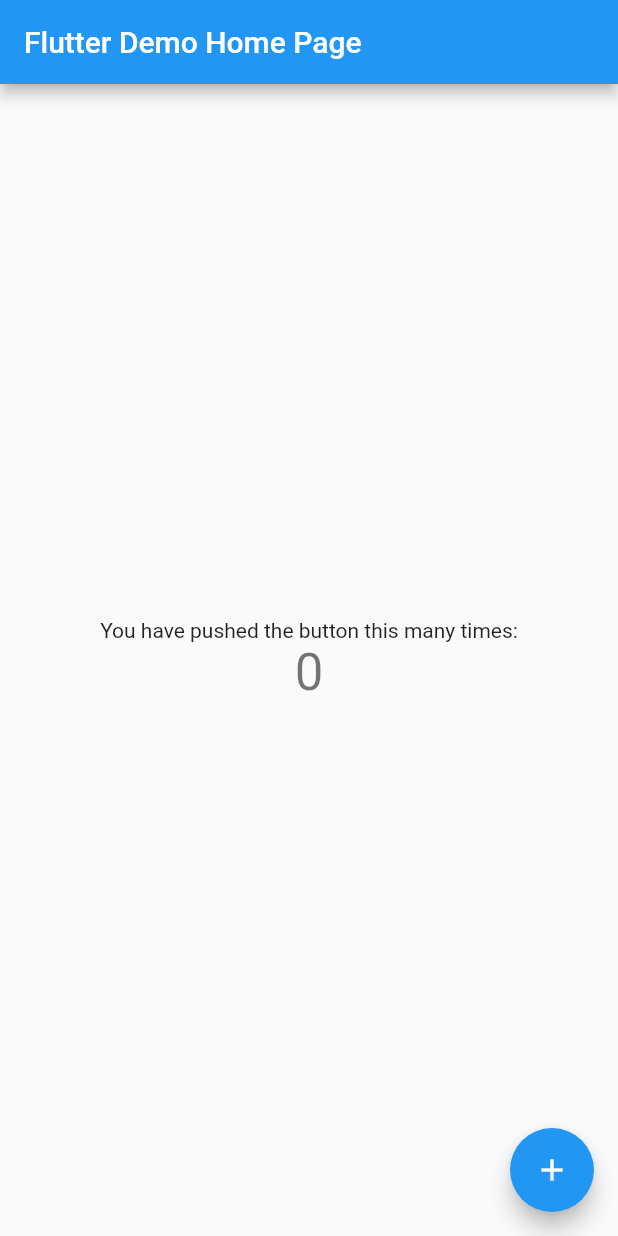
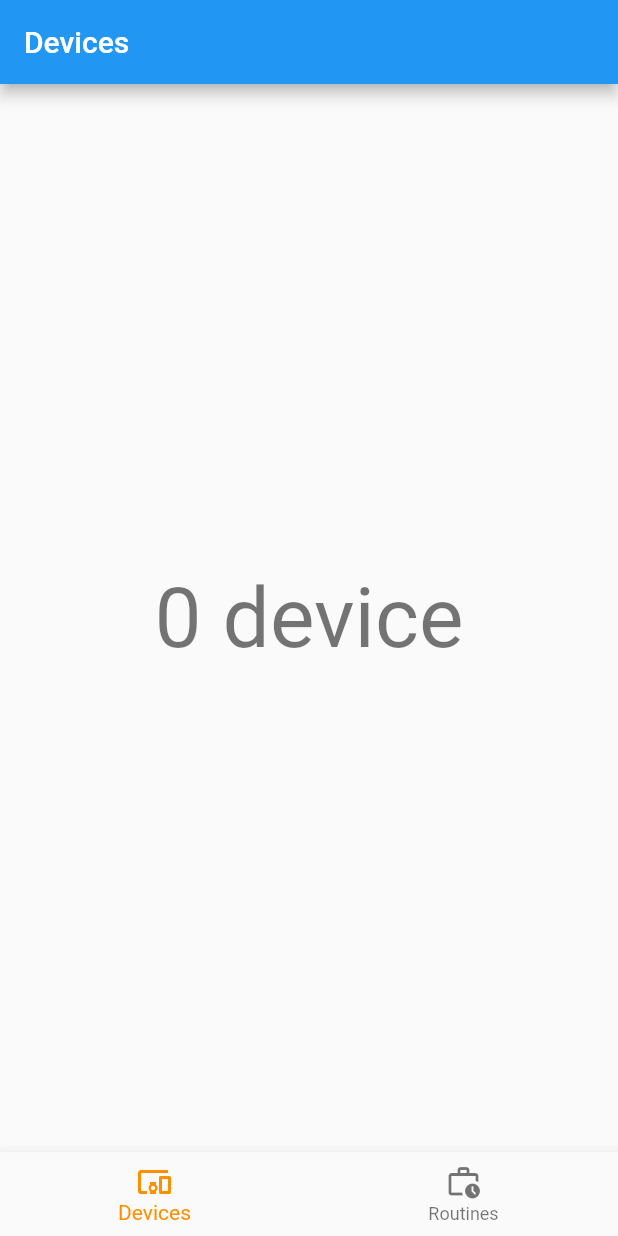
Before and after one commit to humamcp/smartix_husam, a Flutter app: the screen it shows after launch, on a phone screen of 412 x 824 dp. Run offline on Flutter 3.47's test engine with Material 2 defaults, Android fonts, the phone set to English and light mode, and no system bars; our stand-ins replace bloc, flutter_bloc.

Commit message:
organizing project code & create main files

```diff
--- /dev/null
+++ b/lib/features/device/cubit/device_cubit.dart
@@ -0,0 +1,15 @@
+import 'package:bloc/bloc.dart';
+
+/// {@template home_cubit}
+/// A [Cubit] which manages an [int] as its state.
+/// {@endtemplate}
+class DeviceCubit extends Cubit<int> {
+  /// {@macro home_cubit}
+  DeviceCubit() : super(0);
+
+  /// Add 1 to the current state.
+  void increment() => emit(state + 1);
+
+  /// Subtract 1 from the current state.
+  void decrement() => emit(state - 1);
+}
--- /dev/null
+++ b/lib/features/device/device.dart
@@ -0,0 +1,2 @@
+export 'cubit/home_cubit.dart';
+export 'view/home_page.dart';
--- /dev/null
+++ b/lib/features/device/view/device_page.dart
@@ -0,0 +1,21 @@
+import 'package:flutter/material.dart';
+import 'package:flutter_bloc/flutter_bloc.dart';
+import 'package:smartix_husam/features/device/cubit/device_cubit.dart';
+import 'package:smartix_husam/features/device/view/device_view.dart';
+
+/// {@template counter_page}
+/// A [StatelessWidget] which is responsible for providing a
+/// [DeviceCubit] instance to the [DeviceView].
+/// {@endtemplate}
+class DevicePage extends StatelessWidget {
+  /// {@macro counter_page}
+  const DevicePage({super.key});
+
+  @override
+  Widget build(BuildContext context) {
+    return BlocProvider(
+      create: (_) => DeviceCubit(),
+      child: const DeviceView(),
+    );
+  }
+}
--- /dev/null
+++ b/lib/features/device/view/device_view.dart
@@ -0,0 +1,24 @@
+import 'package:flutter/material.dart';
+import 'package:flutter_bloc/flutter_bloc.dart';
+import 'package:smartix_husam/features/device/cubit/device_cubit.dart';
+
+class DeviceView extends StatefulWidget {
+  const DeviceView({Key? key}) : super(key: key);
+
+  @override
+  State<DeviceView> createState() => _DeviceViewState();
+}
+
+class _DeviceViewState extends State<DeviceView> {
+  @override
+  Widget build(BuildContext context) {
+    final textTheme = Theme.of(context).textTheme;
+    return Center(
+      child: BlocBuilder<DeviceCubit, int>(
+        builder: (context, state) {
+          return Text('$state device', style: textTheme.headline2);
+        },
+      ),
+    );
+  }
+}
--- /dev/null
+++ b/lib/features/home/home.dart
@@ -0,0 +1 @@
+export 'view/home_page.dart';
--- /dev/null
+++ b/lib/features/home/view/home_page.dart
@@ -0,0 +1,64 @@
+import 'package:flutter/material.dart';
+import 'package:flutter/src/foundation/key.dart';
+import 'package:flutter/src/widgets/framework.dart';
+import 'package:smartix_husam/features/device/view/device_page.dart';
+import 'package:smartix_husam/features/routine/view/routine_page.dart';
+
+class HomePage extends StatefulWidget {
+  const HomePage({Key? key}) : super(key: key);
+
+  @override
+  State<HomePage> createState() => _HomePageState();
+}
+
+class _HomePageState extends State<HomePage> {
+  // ### attributes ###
+  int _index = 0; // the current viewed page
+
+  // list of pages
+  List<Widget> _pages = <Widget>[
+    DevicePage(),
+    RoutinePage(),
+  ];
+
+  // list of pages titles
+  final List<String> _titles = ['Devices', 'Routines'];
+
+  // ### Methods ###
+
+  ///
+  /// Change the current page to the indexed page
+  ///
+  void _onItemTapped(int index) {
+    if (mounted) {
+      setState(() {
+        _index = index;
+      });
+    }
+  }
+
+  @override
+  Widget build(BuildContext context) {
+    return Scaffold(
+      body: _pages.elementAt(_index),
+      appBar: AppBar(
+        title: Text(_titles.elementAt(_index)),
+      ),
+      bottomNavigationBar: BottomNavigationBar(
+        items: [
+          BottomNavigationBarItem(
+            icon: Icon(Icons.devices_other),
+            label: 'Devices',
+          ),
+          BottomNavigationBarItem(
+            icon: Icon(Icons.work_history_outlined),
+            label: 'Routines',
+          ),
+        ],
+        currentIndex: _index,
+        selectedItemColor: Colors.amber[800],
+        onTap: _onItemTapped,
+      ),
+    );
+  }
+}
--- /dev/null
+++ b/lib/features/routine/routine.dart
@@ -0,0 +1,2 @@
+export 'cubit/routine_cubit.dart';
+export 'view/routine_page.dart';
--- a/lib/main.dart
+++ b/lib/main.dart
@@ -1,115 +1,25 @@
 import 'package:flutter/material.dart';
+import 'package:flutter_bloc/flutter_bloc.dart';
+import 'package:smartix_husam/features/home/home.dart';
+import 'package:smartix_husam/observers/device_observer.dart';
 
 void main() {
-  runApp(const MyApp());
+  Bloc.observer = DeviceObserver();
+  runApp(const SmartixApp());
 }
 
-class MyApp extends StatelessWidget {
-  const MyApp({Key? key}) : super(key: key);
+class SmartixApp extends StatelessWidget {
+  const SmartixApp({Key? key}) : super(key: key);
 
   // This widget is the root of your application.
   @override
   Widget build(BuildContext context) {
     return MaterialApp(
-      title: 'Flutter Demo',
+      title: 'Smartix-Husam',
       theme: ThemeData(
-        // This is the theme of your application.
-        //
-        // Try running your application with "flutter run". You'll see the
-        // application has a blue toolbar. Then, without quitting the app, try
-        // changing the primarySwatch below to Colors.green and then invoke
-        // "hot reload" (press "r" in the console where you ran "flutter run",
-        // or simply save your changes to "hot reload" in a Flutter IDE).
-        // Notice that the counter didn't reset back to zero; the application
-        // is not restarted.
         primarySwatch: Colors.blue,
       ),
-      home: const MyHomePage(title: 'Flutter Demo Home Page'),
+      home: const HomePage(),
     );
   }
 }
-
-class MyHomePage extends StatefulWidget {
-  const MyHomePage({Key? key, required this.title}) : super(key: key);
-
-  // This widget is the home page of your application. It is stateful, meaning
-  // that it has a State object (defined below) that contains fields that affect
-  // how it looks.
-
-  // This class is the configuration for the state. It holds the values (in this
-  // case the title) provided by the parent (in this case the App widget) and
-  // used by the build method of the State. Fields in a Widget subclass are
-  // always marked "final".
-
-  final String title;
-
-  @override
-  State<MyHomePage> createState() => _MyHomePageState();
-}
-
-class _MyHomePageState extends State<MyHomePage> {
-  int _counter = 0;
-
-  void _incrementCounter() {
-    setState(() {
-      // This call to setState tells the Flutter framework that something has
-      // changed in this State, which causes it to rerun the build method below
-      // so that the display can reflect the updated values. If we changed
-      // _counter without calling setState(), then the build method would not be
-      // called again, and so nothing would appear to happen.
-      _counter++;
-    });
-  }
-
-  @override
-  Widget build(BuildContext context) {
-    // This method is rerun every time setState is called, for instance as done
-    // by the _incrementCounter method above.
-    //
-    // The Flutter framework has been optimized to make rerunning build methods
-    // fast, so that you can just rebuild anything that needs updating rather
-    // than having to individually change instances of widgets.
-    return Scaffold(
-      appBar: AppBar(
-        // Here we take the value from the MyHomePage object that was created by
-        // the App.build method, and use it to set our appbar title.
-        title: Text(widget.title),
-      ),
-      body: Center(
-        // Center is a layout widget. It takes a single child and positions it
-        // in the middle of the parent.
-        child: Column(
-          // Column is also a layout widget. It takes a list of children and
-          // arranges them vertically. By default, it sizes itself to fit its
-          // children horizontally, and tries to be as tall as its parent.
-          //
-          // Invoke "debug painting" (press "p" in the console, choose the
-          // "Toggle Debug Paint" action from the Flutter Inspector in Android
-          // Studio, or the "Toggle Debug Paint" command in Visual Studio Code)
-          // to see the wireframe for each widget.
-          //
-          // Column has various properties to control how it sizes itself and
-          // how it positions its children. Here we use mainAxisAlignment to
-          // center the children vertically; the main axis here is the vertical
-          // axis because Columns are vertical (the cross axis would be
-          // horizontal).
-          mainAxisAlignment: MainAxisAlignment.center,
-          children: <Widget>[
-            const Text(
-              'You have pushed the button this many times:',
-            ),
-            Text(
-              '$_counter',
-              style: Theme.of(context).textTheme.headline4,
-            ),
-          ],
-        ),
-      ),
-      floatingActionButton: FloatingActionButton(
-        onPressed: _incrementCounter,
-        tooltip: 'Increment',
-        child: const Icon(Icons.add),
-      ), // This trailing comma makes auto-formatting nicer for build methods.
-    );
-  }
-}
--- a/pubspec.yaml
+++ b/pubspec.yaml
@@ -34,6 +34,8 @@
   # The following adds the Cupertino Icons font to your application.
   # Use with the CupertinoIcons class for iOS style icons.
   cupertino_icons: ^1.0.2
+  bloc: ^8.1.0
+  flutter_bloc: ^8.1.1
 
 dev_dependencies:
   flutter_test:
```
Also changed, not shown: lib/features/routine/cubit/routine_cubit.dart (added, +15 -0 lines), lib/features/routine/view/routine_page.dart (added, +21 -0 lines), lib/features/routine/view/routine_view.dart (added, +26 -0 lines), lib/observers/device_observer.dart (added, +14 -0 lines), pubspec.lock, 2 other files.
